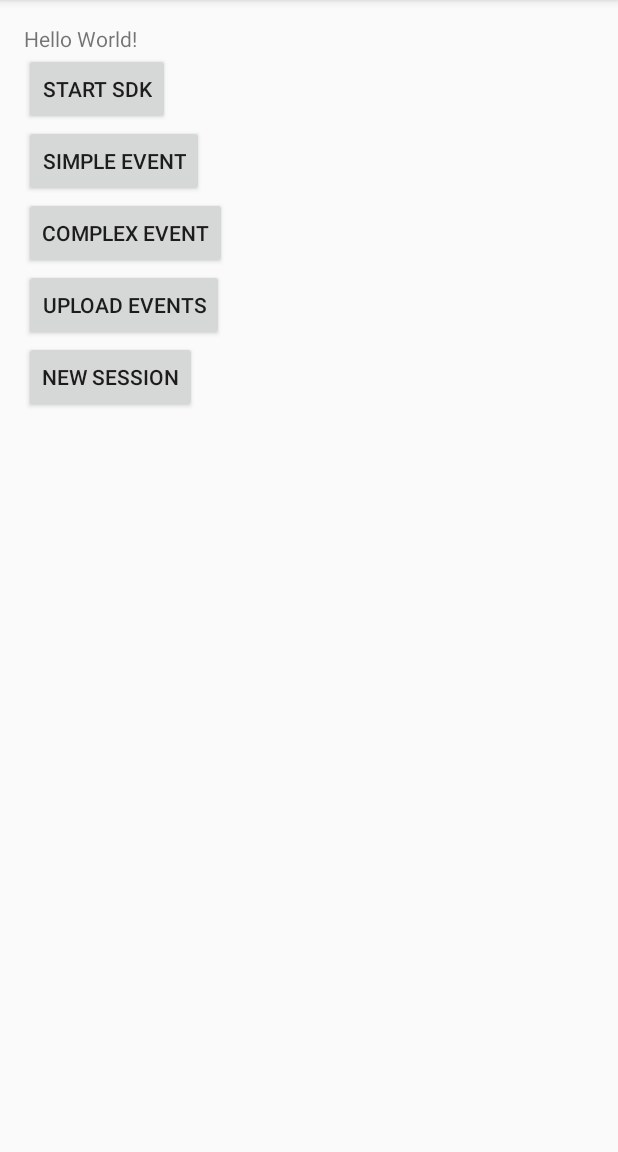
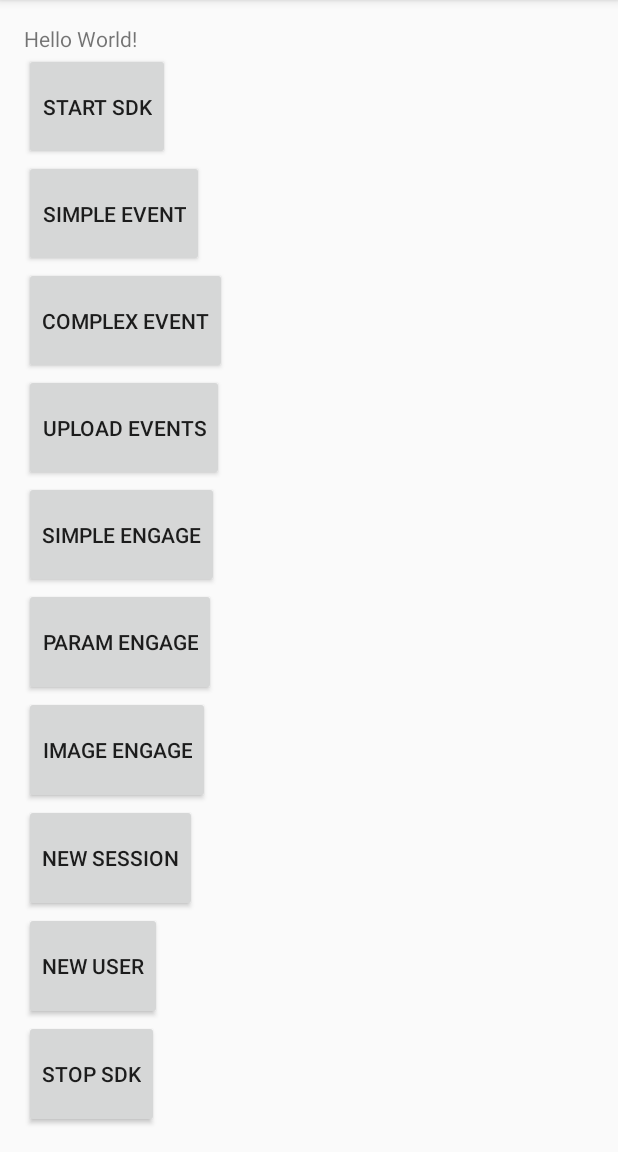
Before and after one commit to StevenStip/AndroidSDKintegration, an Android app: the screen it shows after launch (MainActivity), on a phone screen of 412 x 824 dp, the part 84-1236 px from its top. Run offline under Robolectric (Android 15) with nearby library versions, the phone set to English and light mode, and no system bars; libraries missing offline, so code that uses them is left out: com.deltadna.android; 1 statement that could not run was skipped.

Commit message:
added engage+bugfixes

```diff
--- a/app/src/main/java/com/example/steven/androidsdkintegration/deltaDnaApp.java
+++ b/app/src/main/java/com/example/steven/androidsdkintegration/deltaDnaApp.java
@@ -12,8 +12,8 @@ public class deltaDnaApp extends Application {
     public void onCreate(){
         super.onCreate();
         DDNA.initialise(new DDNA.Configuration(this, "22079697190426055695055037414340",
-                "http://192.168.30.44:8080/collect/api",
-                //"http://collect4792jmprb.deltadna.net/collect/api",
+                //"http://192.168.30.44:8080/collect/api",
+                "http://collect4792jmprb.deltadna.net/collect/api",
                 "http://engage4792jmprb.deltadna.net"));
     }
 }
--- a/app/src/main/res/layout/activity_main.xml
+++ b/app/src/main/res/layout/activity_main.xml
@@ -20,30 +20,68 @@
         android:id="@+id/StartSDK"
         android:layout_width="wrap_content"
         android:layout_height="wrap_content"
+        android:layout_weight="1"
         android:text="Start SDK"/>
 
     <Button
         android:id="@+id/simpleEvent"
         android:layout_width="wrap_content"
         android:layout_height="wrap_content"
+        android:layout_weight="1"
         android:text="Simple Event"/>
 
     <Button
         android:id="@+id/complexEvent"
         android:layout_width="wrap_content"
         android:layout_height="wrap_content"
+        android:layout_weight="1"
         android:text="Complex event"/>
 
     <Button
         android:id="@+id/uploadEvents"
         android:layout_width="wrap_content"
         android:layout_height="wrap_content"
+        android:layout_weight="1"
         android:text="upload Events"/>
+
+    <Button
+        android:id="@+id/simpleEngage"
+        android:layout_width="wrap_content"
+        android:layout_height="wrap_content"
+        android:layout_weight="1"
+        android:text="simple engage"/>
+    <Button
+        android:id="@+id/paramEngage"
+        android:layout_width="wrap_content"
+        android:layout_height="wrap_content"
+        android:layout_weight="1"
+        android:text="param engage"/>
+    <Button
+        android:id="@+id/imageEngage"
+        android:layout_width="wrap_content"
+        android:layout_height="wrap_content"
+        android:layout_weight="1"
+        android:text="image engage"/>
 
     <Button
         android:id="@+id/newSession"
         android:layout_width="wrap_content"
         android:layout_height="wrap_content"
+        android:layout_weight="1"
         android:text="new Session"/>
 
+    <Button
+        android:id="@+id/newUser"
+        android:layout_width="wrap_content"
+        android:layout_height="wrap_content"
+        android:layout_weight="1"
+        android:text="new user"/>
+
+    <Button
+        android:id="@+id/stopSDK"
+        android:layout_width="wrap_content"
+        android:layout_height="wrap_content"
+        android:layout_weight="1"
+    android:text="stop sdk"/>
+
 </LinearLayout>
```
Also changed, not shown: app/src/main/java/com/example/steven/androidsdkintegration/MainActivity.java (+89 -4 lines), app/src/main/java/com/example/steven/androidsdkintegration/paramEngagementListener.java (added, +27 -0 lines), app/src/main/java/com/example/steven/androidsdkintegration/simpleEngagementListener.java (added, +28 -0 lines).
